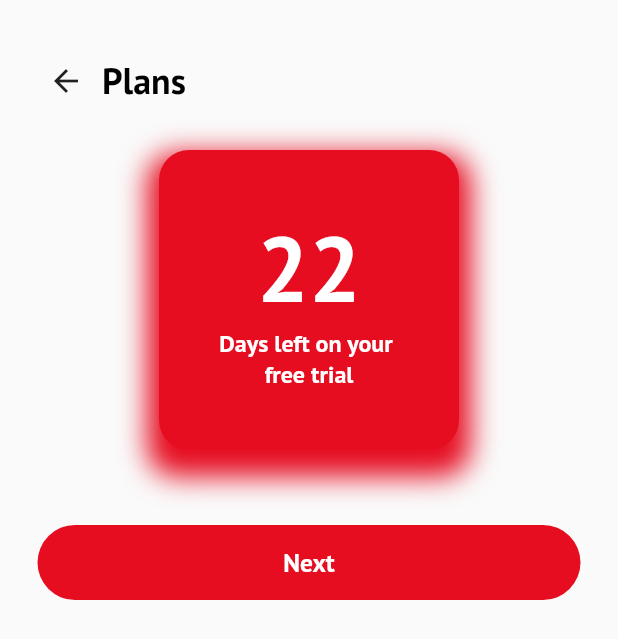
After one commit to usama62/myStyle, a Flutter app: the Plans screen opened directly, on a phone screen of 412 x 824 dp. The commit adds this screen. Shown: the top 639 px of the screen. Run offline on Flutter 3.47's test engine with Material 2 defaults, Android fonts, the phone set to English and light mode, and no system bars; our stand-ins replace easy_localization, flutter_spinkit, localstorage, pinput; missing offline and left inert: insta_like_button.

Commit message:
plan screen making

```diff
--- a/lib/about_us.dart
+++ b/lib/about_us.dart
@@ -1,4 +1,5 @@
 import 'package:flutter/material.dart';
+import 'package:my_style/plans.dart';
 import 'package:my_style/profile.dart';
 import 'entry_option.dart';
 import 'package:easy_localization/easy_localization.dart';
@@ -94,7 +95,7 @@ class _AboutusState extends State<Aboutus> {
                         context,
                         MaterialPageRoute(
                             // builder: (context) => const EntryOption()
-                            builder: (context) => const Home()),
+                            builder: (context) => const Plans()),
                       );
                     },
                     child: const Center(
--- a/lib/home.dart
+++ b/lib/home.dart
@@ -457,29 +457,33 @@ class _HomeState extends State<Home> {
                   ),
                 ),
               ],
+            )
+          ],
         ),
-            Align(
-              alignment: const Alignment(0.0, 1.0),
+      ),
+      bottomNavigationBar: Padding(
+        padding: const EdgeInsets.symmetric(vertical: 8.0, horizontal: 20),
         child: ClipRRect(
-                borderRadius: const BorderRadius.all(Radius.circular(30)),
+          borderRadius: BorderRadius.circular(25.0),
           child: BottomNavigationBar(
             selectedItemColor: const Color(0xFFE60D21),
-                  unselectedItemColor: const Color(0xFFE60D21),
+            unselectedItemColor: const Color(0xFF000000),
             backgroundColor: const Color(0xFFFFFFFF),
+            iconSize: 20,
             items: const [
+              BottomNavigationBarItem(icon: Icon(Icons.home), label: "home"),
               BottomNavigationBarItem(
-                        icon: Icon(Icons.home), label: "home"),
+                  icon: Icon(Icons.search), label: "Search"),
               BottomNavigationBarItem(
                   icon: Icon(Icons.photo_camera), label: "Camera"),
+              BottomNavigationBarItem(
+                  icon: Icon(Icons.category), label: "Category"),
               BottomNavigationBarItem(
                   icon: Icon(Icons.person), label: "Profile"),
             ],
           ),
         ),
       ),
-          ],
-        ),
-      ),
     );
   }
 }
--- /dev/null
+++ b/lib/plans.dart
@@ -0,0 +1,135 @@
+import 'package:flutter/material.dart';
+import 'package:my_style/profile.dart';
+import 'entry_option.dart';
+import 'package:easy_localization/easy_localization.dart';
+import 'home.dart';
+
+class Plans extends StatefulWidget {
+  const Plans({
+    Key? key,
+  }) : super(key: key);
+
+  @override
+  State<Plans> createState() => _PlansState();
+}
+
+class _PlansState extends State<Plans> {
+  @override
+  Widget build(BuildContext context) {
+    return Scaffold(
+        body: SingleChildScrollView(
+      child: Stack(children: [
+        Padding(
+          padding: const EdgeInsets.only(top: 100),
+          child: Column(
+            mainAxisAlignment: MainAxisAlignment.center,
+            crossAxisAlignment: CrossAxisAlignment.center,
+            children: [
+              Container(
+                height: 200.0,
+                width: 200.0,
+                decoration: BoxDecoration(
+                  borderRadius: BorderRadius.circular(20),
+                  color: const Color(0xFFE60D21),
+                  boxShadow: const [
+                    BoxShadow(
+                      color: Color(0xFFE60D21),
+                      blurRadius: 15.0, // soften the shadow
+                      spreadRadius: 7.5, //extend the shadow
+                      offset: Offset(
+                        0.0, // Move to right 5  horizontally
+                        10.0, // Move to bottom 5 Vertically
+                      ),
+                    )
+                  ],
+                ),
+                child: Column(
+                  mainAxisAlignment: MainAxisAlignment.center,
+                  children: const [
+                    Text(
+                      "22",
+                      style: TextStyle(
+                          fontFamily: "Product Sans",
+                          color: Color(0xffffffff),
+                          fontSize: 61.0,
+                          fontWeight: FontWeight.bold),
+                    ),
+                    Text(
+                      "Days left on your ",
+                      style: TextStyle(
+                          fontFamily: "Product Sans",
+                          color: Color(0xffffffff),
+                          fontSize: 16.0,
+                          fontWeight: FontWeight.bold),
+                    ),
+                    Text(
+                      "free trial",
+                      style: TextStyle(
+                          fontFamily: "Product Sans",
+                          color: Color(0xffffffff),
+                          fontSize: 16.0,
+                          fontWeight: FontWeight.bold),
+                    ),
+                  ],
+                ),
+              ),
+              Padding(
+                padding:
+                    const EdgeInsets.symmetric(horizontal: 25, vertical: 50),
+                child: TextButton(
+                  style: TextButton.styleFrom(
+                      padding:
+                          const EdgeInsets.fromLTRB(131.5, 14.0, 131.5, 14.0),
+                      backgroundColor: const Color(0xFFE60D21),
+                      shape: RoundedRectangleBorder(
+                        borderRadius: BorderRadius.circular(25.0),
+                      )),
+                  onPressed: () {
+                    Navigator.push(
+                      context,
+                      MaterialPageRoute(
+                          // builder: (context) => const EntryOption()
+                          builder: (context) => const Profile()),
+                    );
+                  },
+                  child: const Center(
+                    child: Text(
+                      "Next",
+                      style: TextStyle(
+                          fontFamily: "Product Sans",
+                          color: Color(0xffffffff),
+                          fontSize: 17.0,
+                          fontWeight: FontWeight.normal),
+                    ),
+                  ),
+                ),
+              ),
+            ],
+          ),
+        ),
+        Padding(
+          padding: const EdgeInsets.fromLTRB(20.0, 30.0, 0.0, 0.0),
+          child: Row(
+            children: [
+              IconButton(
+                onPressed: () {
+                  Navigator.pop(context);
+                },
+                icon: const Icon(Icons.arrow_back),
+                //replace with our own icon data.
+              ),
+              const Text(
+                "Plans",
+                style: TextStyle(
+                    fontFamily: "Product Sans",
+                    color: Color(0xFF000000),
+                    fontSize: 24.0,
+                    fontWeight: FontWeight.bold),
+              ),
+            ],
+          ),
+        ),
+      ]),
+    ));
+  }
+}
--- a/lib/profile.dart
+++ b/lib/profile.dart
@@ -298,7 +298,7 @@ class _ProfileState extends State<Profile> {
               Padding(
                   padding: const EdgeInsets.fromLTRB(0, 10, 0, 10),
                   child: Row(
-                    mainAxisAlignment: MainAxisAlignment.spaceEvenly,
+                    mainAxisAlignment: MainAxisAlignment.spaceAround,
                     children: [
                       InkWell(
                         onTap: () {},
```
Also changed, not shown: assets/images/vuesax-twotone-category.png (added). Lines whose indentation alone changed are shown as unchanged.
